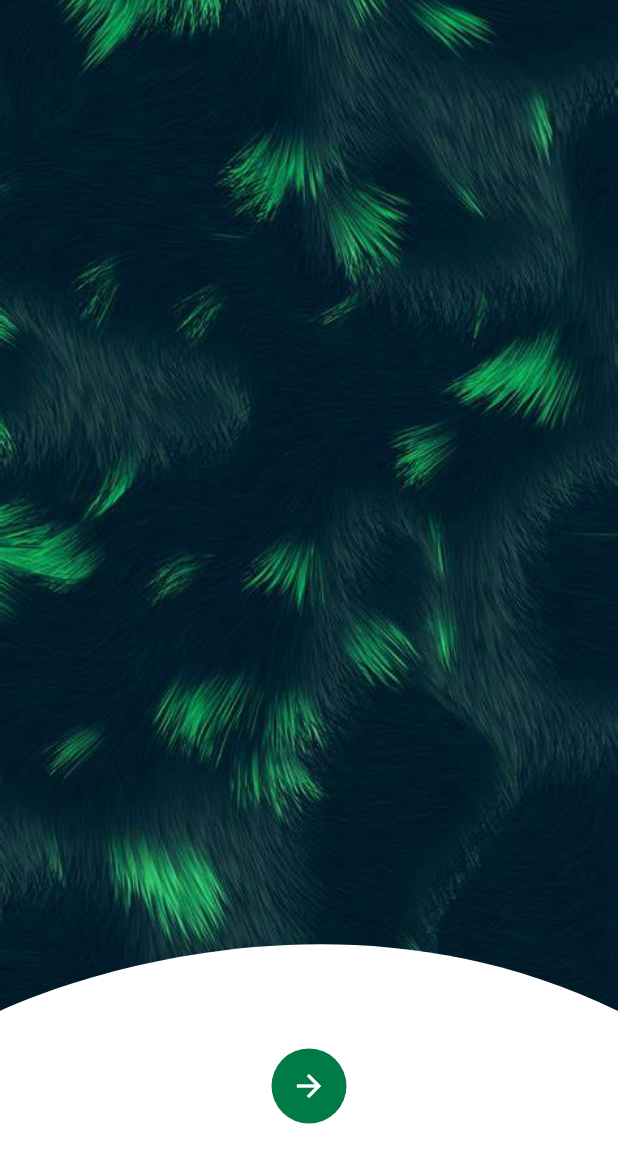
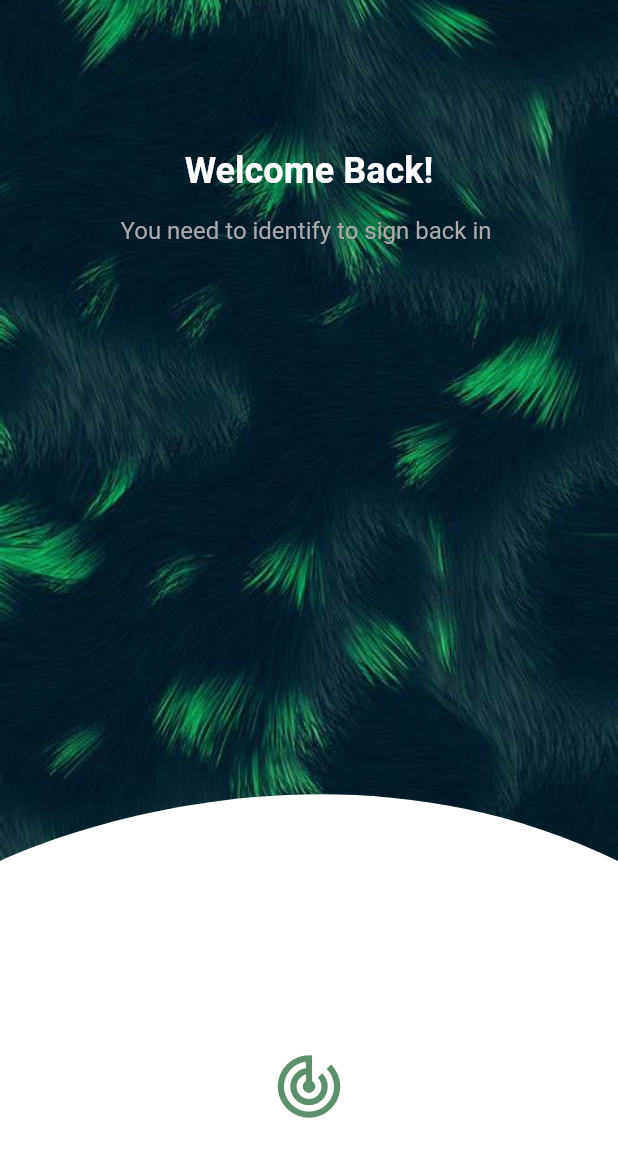
Before and after one commit to MaLuns/flutter_study, a Flutter app: the LoginPage screen opened by its route, after a tap on the "arrow forward" icon, on a phone screen of 412 x 824 dp. Shown: the top 1163 px of the screen. Run offline on Flutter 3.47's test engine with Material 2 defaults, Android fonts, the phone set to English and light mode, and no system bars; our stand-ins replace toast.

Commit message:
upd: update

```diff
--- a/lib/demo_app/study_app/views/custom_widget/custom_widget_demo.dart
+++ b/lib/demo_app/study_app/views/custom_widget/custom_widget_demo.dart
@@ -9,7 +9,7 @@ class CustomWidgetDemo extends StatelessWidget {
   final List<ListModel> listModel = [
     ListModel(
       title: '绘制',
-      subtitle: '画布的绘制方式',
+      subtitle: '画笔画布',
       icon: Icons.scatter_plot_outlined,
       route: CanvasDarwDemo(),
     ),
--- a/lib/pages/login.dart
+++ b/lib/pages/login.dart
@@ -7,7 +7,7 @@ class LoginPage extends StatefulWidget {
 
 class _LoginPageState extends State<LoginPage> with SingleTickerProviderStateMixin {
   AnimationController _controller;
-
+  int type = 0;
   @override
   void initState() {
     super.initState();
@@ -24,7 +24,7 @@ class _LoginPageState extends State<LoginPage> with SingleTickerProviderStateMix
     return OutlineInputBorder(
       borderSide: BorderSide(color: Color(0x00000000)),
       borderRadius: BorderRadius.all(
-        Radius.circular(100),
+        Radius.circular(3),
       ),
     );
   }
@@ -33,6 +33,96 @@ class _LoginPageState extends State<LoginPage> with SingleTickerProviderStateMix
   void dispose() {
     _controller.dispose();
     super.dispose();
+  }
+
+  Widget renderPwaLogin() {
+    return Container(
+      key: ValueKey('renderPwaLogin'),
+      padding: EdgeInsets.fromLTRB(20, 100, 20, 20),
+      child: Column(
+        crossAxisAlignment: CrossAxisAlignment.center,
+        children: [
+          Center(
+            child: Text(
+              "Welcome Back!",
+              style: TextStyle(
+                color: Color(0xff5d916d),
+                fontWeight: FontWeight.w700,
+                fontSize: 24,
+              ),
+            ),
+          ),
+          Padding(padding: EdgeInsets.only(top: 16)),
+          Center(
+            child: Text(
+              "You need to identify to sign back in ",
+              style: TextStyle(
+                fontSize: 16,
+                color: Color(0xffaaaaaa),
+              ),
+            ),
+          ),
+          Padding(padding: EdgeInsets.only(top: 150)),
+          TextField(
+            maxLines: 1,
+            keyboardType: TextInputType.emailAddress,
+            decoration: InputDecoration(
+              hintText: "E - M A I l",
+              contentPadding: EdgeInsets.symmetric(vertical: 5),
+              fillColor: Color(0xffeeeeee),
+              filled: true,
+              enabledBorder: _getOutlineInputBorder(),
+              focusedBorder: _getOutlineInputBorder(),
+            ),
+          ),
+          Padding(padding: EdgeInsets.all(10)),
+          TextField(
+            maxLines: 1,
+            keyboardType: TextInputType.emailAddress,
+            decoration: InputDecoration(
+              hintText: "E - M A I l",
+              contentPadding: EdgeInsets.symmetric(vertical: 5),
+              fillColor: Color(0xffeeeeee),
+              filled: true,
+              enabledBorder: _getOutlineInputBorder(),
+              focusedBorder: _getOutlineInputBorder(),
+            ),
+          ),
+        ],
+      ),
+    );
+  }
+
+  Widget renderZwLogin() {
+    return Container(
+      key: ValueKey('renderZwLogin'),
+      padding: EdgeInsets.fromLTRB(20, 100, 20, 20),
+      child: Column(
+        crossAxisAlignment: CrossAxisAlignment.center,
+        children: [
+          Center(
+            child: Text(
+              "Welcome Back!",
+              style: TextStyle(
+                color: Color(0xffffffff),
+                fontWeight: FontWeight.w700,
+                fontSize: 24,
+              ),
+            ),
+          ),
+          Padding(padding: EdgeInsets.all(8)),
+          Center(
+            child: Text(
+              "You need to identify to sign back in ",
+              style: TextStyle(
+                fontSize: 16,
+                color: Color(0xffaaaaaa),
+              ),
+            ),
+          )
+        ],
+      ),
+    );
   }
 
   @override
@@ -58,184 +148,65 @@ class _LoginPageState extends State<LoginPage> with SingleTickerProviderStateMix
                 painter: BgView(_controller.value),
               ),
             ),
+            AnimatedSwitcher(
+              duration: Duration(milliseconds: 300),
+              transitionBuilder: (Widget child, Animation<double> animation) => FadeTransition(child: child, opacity: animation),
+              child: type == 0 ? renderPwaLogin() : renderZwLogin(),
+            ),
             Positioned(
               bottom: 75,
               left: 0,
               right: 0,
-              child: Center(
+              child: AnimatedSwitcher(
+                duration: Duration(milliseconds: 300),
+                transitionBuilder: (Widget child, Animation<double> animation) => FadeTransition(child: child, opacity: animation),
+                child: type == 0
+                    ? Center(
+                        key: ValueKey(type),
                         child: GestureDetector(
                           child: Container(
                             width: 50,
                             height: 50,
                             decoration: BoxDecoration(
-                      color: Color(0xff007b45),
+                              color: Color(0xff5d916d),
                               borderRadius: BorderRadius.circular(25),
                             ),
                             child: Icon(
                               Icons.arrow_forward,
                               color: Colors.white,
+                              size: 30,
                             ),
                           ),
                           onTap: () {
-                    if (this._controller.status == AnimationStatus.dismissed) {
                             this._controller.forward();
-                    }
-                    if (this._controller.status == AnimationStatus.completed) {
-                      //反向执行动画
-                      this._controller.reverse();
-                    }
+                            setState(() {
+                              type = type == 0 ? 1 : 0;
+                            });
                           },
                         ),
-              ),
                       )
-            /*  Container(
-            height: 500,
-            margin: EdgeInsets.only(left: 20, right: 20, top: 120, bottom: 20),
-            padding: EdgeInsets.only(left: 20, right: 20, top: 100),
-            decoration: BoxDecoration(
-              color: Colors.white,
-              borderRadius: BorderRadius.circular(8),
-            ),
-            child: Column(
-              children: [
-                TextField(
-                  maxLines: 1,
-                  maxLength: 11,
-                  keyboardType: TextInputType.number,
-                  decoration: InputDecoration(
-                    prefixIcon: Icon(Icons.phone_iphone),
-                    hintText: "请输入手机号",
-                    contentPadding: EdgeInsets.symmetric(vertical: 5),
-                    fillColor: Color(0xffeeeeee),
-                    filled: true,
-                    enabledBorder: _getOutlineInputBorder(),
-                    focusedBorder: _getOutlineInputBorder(),
+                    : Center(
+                        key: ValueKey(type),
+                        child: GestureDetector(
+                          child: Container(
+                            width: 50,
+                            height: 50,
+                            child: Icon(
+                              Icons.track_changes,
+                              color: Color(0xff5d916d),
+                              size: 50,
                             ),
                           ),
-                TextField(
-                  maxLines: 1,
-                  maxLength: 30,
-                  obscureText: true,
-                  keyboardType: TextInputType.visiblePassword,
-                  decoration: InputDecoration(
-                    prefixIcon: Icon(Icons.lock),
-                    hintText: "请输入密码",
-                    contentPadding: EdgeInsets.symmetric(vertical: 5),
-                    suffixIcon: Icon(
-                      Icons.remove_red_eye,
-                    ),
-                    fillColor: Color(0xffeeeeee),
-                    filled: true,
-                    enabledBorder: _getOutlineInputBorder(),
-                    focusedBorder: _getOutlineInputBorder(),
-                  ),
-                ),
-                Padding(padding: EdgeInsets.only(top: 10)),
-                Align(
-                  alignment: Alignment.centerRight,
-                  child: Text(
-                    '忘记密码?',
-                    style: TextStyle(color: Color(0xffaaaaaa)),
-                  ),
-                ),
-                Container(
-                  margin: EdgeInsets.symmetric(vertical: 20),
-                  height: 50,
-                  child: Center(
-                    child: Text(
-                      "登录",
-                      style: TextStyle(
-                        color: Colors.white,
-                        fontSize: 20,
-                      ),
-                    ),
-                  ),
-                  decoration: BoxDecoration(
-                    gradient: LinearGradient(
-                      colors: [
-                        Color(0xff38acfa),
-                        Color(0xff88acfa),
-                      ],
-                    ),
-                    borderRadius: BorderRadius.circular(25),
-                  ),
-                ),
-                Row(
-                  mainAxisAlignment: MainAxisAlignment.center,
-                  children: [
-                    Text(
-                      '验证码登录',
-                      style: TextStyle(color: Color(0xffaaaaaa)),
-                    ),
-                    Container(
-                      height: 12,
-                      padding: EdgeInsets.symmetric(horizontal: 10),
-                      child: VerticalDivider(
-                        color: Colors.black26,
-                        width: 0,
-                        thickness: 1,
-                      ),
-                    ),
-                    Text(
-                      '新用户注册',
-                      style: TextStyle(color: Color(0xff38acfa)),
-                    ),
-                  ],
-                ),
-                Padding(padding: EdgeInsets.only(top: 20)),
-                Row(
-                  mainAxisAlignment: MainAxisAlignment.center,
-                  children: [
-                    Checkbox(value: true, onChanged: null),
-                    Text.rich(
-                      TextSpan(
-                        text: '我已阅读并同意遵守',
-                        style: TextStyle(
-                          color: Color(0xff999999),
-                        ),
-                        children: [
-                          TextSpan(
-                            text: "<服务协议>",
-                            style: TextStyle(
-                              color: Color(0xff333333),
-                              decoration: TextDecoration.underline,
-                            ),
-                          ),
-                        ],
-                      ),
-                    )
-                  ],
-                )
-              ],
-            ),
-          ),
-          Align(
-            alignment: Alignment.topCenter,
-            child: Container(
-              width: 100,
-              height: 100,
-              margin: EdgeInsets.only(top: 90),
-              decoration: BoxDecoration(
-                shape: BoxShape.circle,
-                color: Colors.white,
-              ),
-            ),
-          ),
-          Align(
-            alignment: Alignment.topCenter,
-            child: Container(
-              width: 80,
-              height: 80,
-              margin: EdgeInsets.only(top: 100),
-              decoration: BoxDecoration(
-                shape: BoxShape.circle,
-                image: DecorationImage(
-                  image: AssetImage('asset/images/logo.png'),
+                          onTap: () {
+                            this._controller.reverse();
+                            setState(() {
+                              type = type == 0 ? 1 : 0;
+                            });
+                          },
                         ),
                       ),
               ),
             ),
-         */
           ],
         ),
       ),
@@ -299,14 +270,14 @@ class BgView extends CustomPainter {
       canvas.drawPath(
         Path()
           ..moveTo(0, size.height)
-          ..lineTo(0, (size.height - minHeight) * (progress - 1))
+          ..lineTo(0, (size.height - minHeight - radianHeight) * (progress - 1))
           ..cubicTo(
             0,
-            (size.height - minHeight) * (progress - 1),
+            (size.height - minHeight - radianHeight) * (progress - 1),
             size.width / 2,
+            (size.height - minHeight - radianHeight * 2) * (progress - 1),
+            size.width,
             (size.height - minHeight - radianHeight) * (progress - 1),
-            size.width,
-            (size.height - minHeight) * (progress - 1),
           )
           ..lineTo(size.width, size.height),
         paint,
```
Also changed, not shown: lib/demo_app/study_app/views/animations/animation_demo.dart (+8 -1 lines), lib/demo_app/study_app/views/animations/transition_demo.dart (added, +107 -0 lines). Lines whose indentation alone changed are shown as unchanged.
